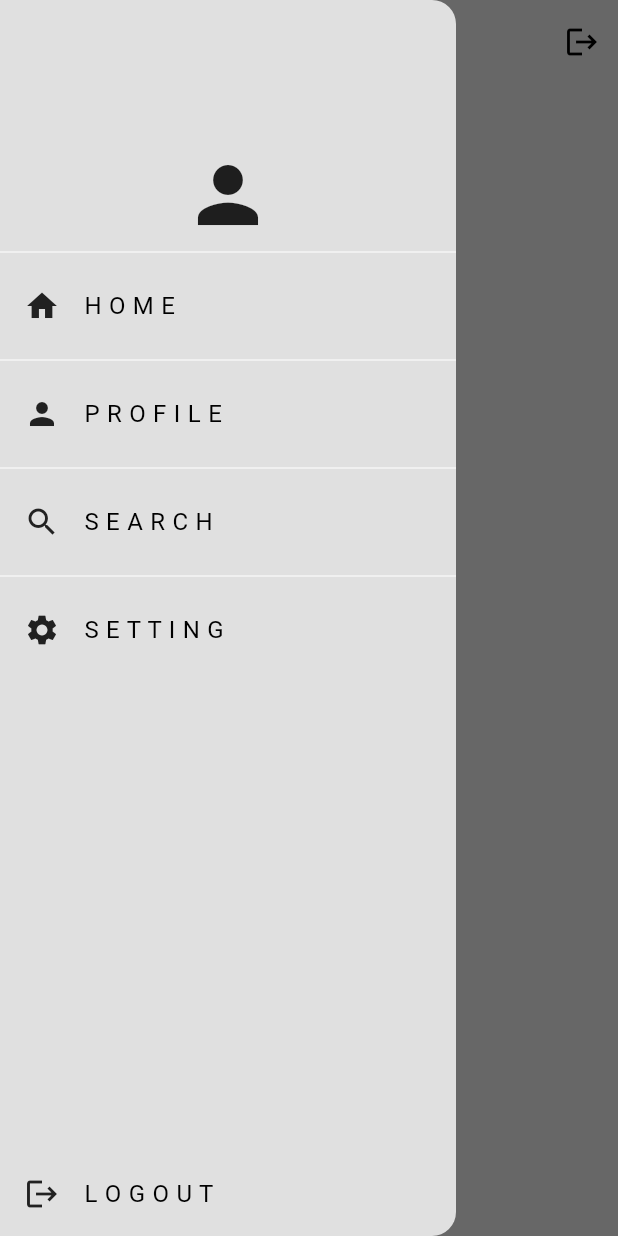
After one commit to Beemnetm/instagram, a Flutter app: the HomePage screen opened directly, with the side drawer open, on a phone screen of 412 x 824 dp. The commit adds this screen. Run offline on Flutter 3.47's test engine with Material 3 defaults, Android fonts, the phone set to English and light mode, and no system bars; our stand-ins replace cloud_firestore, firebase_auth, firebase_core, flutter_bloc; accounts and stored records are empty.

Commit message:
Drawer UI

```diff
--- a/lib/features/authentication/presentation/pages/login_page.dart
+++ b/lib/features/authentication/presentation/pages/login_page.dart
@@ -79,7 +79,7 @@ class _LoginPageState extends State<LoginPage> {
                       obscureText: true,
                     ),
                     SizedBox(height: 15),
-                    MyButton(onTap: () {}, text: "Log In"),
+                    MyButton(onTap: login, text: "Log In"),
                     SizedBox(height: 15),
                     Row(
                       mainAxisAlignment: MainAxisAlignment.center,
--- a/lib/features/authentication/presentation/pages/register_page.dart
+++ b/lib/features/authentication/presentation/pages/register_page.dart
@@ -113,7 +113,7 @@ class _RegisterPageState extends State<RegisterPage> {
                     obscureText: true,
                   ),
                   SizedBox(height: 15),
-                  MyButton(onTap: () {}, text: "Register"),
+                  MyButton(onTap: register, text: "Register"),
                   SizedBox(height: 15),
                   Row(
                     mainAxisAlignment: MainAxisAlignment.center,
--- /dev/null
+++ b/lib/post/presentation/components/my_drawer.dart
@@ -0,0 +1,45 @@
+import 'package:flutter/material.dart';
+import 'package:instagram/post/presentation/components/my_drawer_tile.dart';
+
+class MyDrawer extends StatelessWidget {
+  const MyDrawer({super.key});
+
+  @override
+  Widget build(BuildContext context) {
+    return Drawer(
+      child: SafeArea(
+        child: Column(
+          children: [
+            SizedBox(height: 100),
+            Icon(
+              Icons.person,
+              size: 60,
+            ),
+            Divider(
+              color: Theme.of(context).colorScheme.tertiary,
+            ),
+            MyDrawerTile(title: "H O M E", icon: Icons.home, onTap: () {}),
+            Divider(
+              color: Theme.of(context).colorScheme.tertiary,
+            ),
+            MyDrawerTile(
+                title: "P R O F I L E", icon: Icons.person, onTap: () {}),
+            Divider(
+              color: Theme.of(context).colorScheme.tertiary,
+            ),
+            MyDrawerTile(
+                title: "S E A R C H", icon: Icons.search, onTap: () {}),
+            Divider(
+              color: Theme.of(context).colorScheme.tertiary,
+            ),
+            MyDrawerTile(
+                title: "S E T T I N G", icon: Icons.settings, onTap: () {}),
+            Spacer(),
+            MyDrawerTile(
+                title: "L O G O U T", icon: Icons.logout, onTap: () {}),
+          ],
+        ),
+      ),
+    );
+  }
+}
--- /dev/null
+++ b/lib/post/presentation/components/my_drawer_tile.dart
@@ -0,0 +1,29 @@
+import 'package:flutter/material.dart';
+
+class MyDrawerTile extends StatelessWidget {
+  final String title;
+  final IconData icon;
+  final void Function()? onTap;
+
+  const MyDrawerTile({
+    super.key,
+    required this.title,
+    required this.icon,
+    required this.onTap,
+  });
+
+  @override
+  Widget build(BuildContext context) {
+    return ListTile(
+      title: Text(
+        title,
+        style: TextStyle(color: Theme.of(context).colorScheme.onSecondary),
+      ),
+      leading: Icon(
+        icon,
+        color: Theme.of(context).colorScheme.inversePrimary,
+      ),
+      onTap: () {},
+    );
+  }
+}
--- a/lib/post/presentation/pages/home_page.dart
+++ b/lib/post/presentation/pages/home_page.dart
@@ -1,6 +1,7 @@
 import 'package:flutter/material.dart';
 import 'package:flutter_bloc/flutter_bloc.dart';
 import 'package:instagram/features/authentication/presentation/cubits/auth_cubit.dart';
+import 'package:instagram/post/presentation/components/my_drawer.dart';
 
 class HomePage extends StatefulWidget {
   const HomePage({super.key});
@@ -13,13 +14,17 @@ class _HomePageState extends State<HomePage> {
   @override
   Widget build(BuildContext context) {
     return Scaffold(
-      appBar: AppBar(title: Text("Homepage"), actions: [
-        IconButton(
-            onPressed: () {
-              context.read<AuthCubit>().logout();
-            },
-            icon: Icon(Icons.logout))
-      ]),
+      appBar: AppBar(
+        title: Center(child: Text("Homepage")),
+        actions: [
+          IconButton(
+              onPressed: () {
+                context.read<AuthCubit>().logout();
+              },
+              icon: Icon(Icons.logout))
+        ],
+      ),
+      drawer: MyDrawer(),
     );
   }
 }
```
